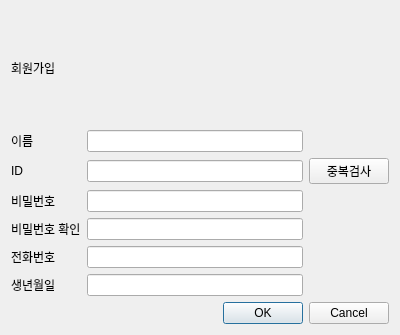
The window that sign_up.ui (wnghks7787/veda_project1) describes before a commit, drawn with Qt 5.
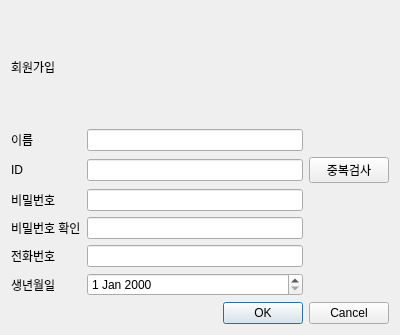
The same window after the commit.

What changed in the file:
```diff
--- a/sign_up.ui
+++ b/sign_up.ui
@@ -50,9 +50,6 @@
        </property>
       </widget>
      </item>
-     <item row="5" column="1">
-      <widget class="QLineEdit" name="birthday_edit"/>
-     </item>
      <item row="3" column="0">
       <widget class="QLabel" name="verify_pw_label">
        <property name="text">
@@ -101,6 +98,9 @@
        </property>
       </widget>
      </item>
+     <item row="5" column="1">
+      <widget class="QDateEdit" name="birthday_edit"/>
+     </item>
     </layout>
    </item>
    <item row="0" column="0">
```
